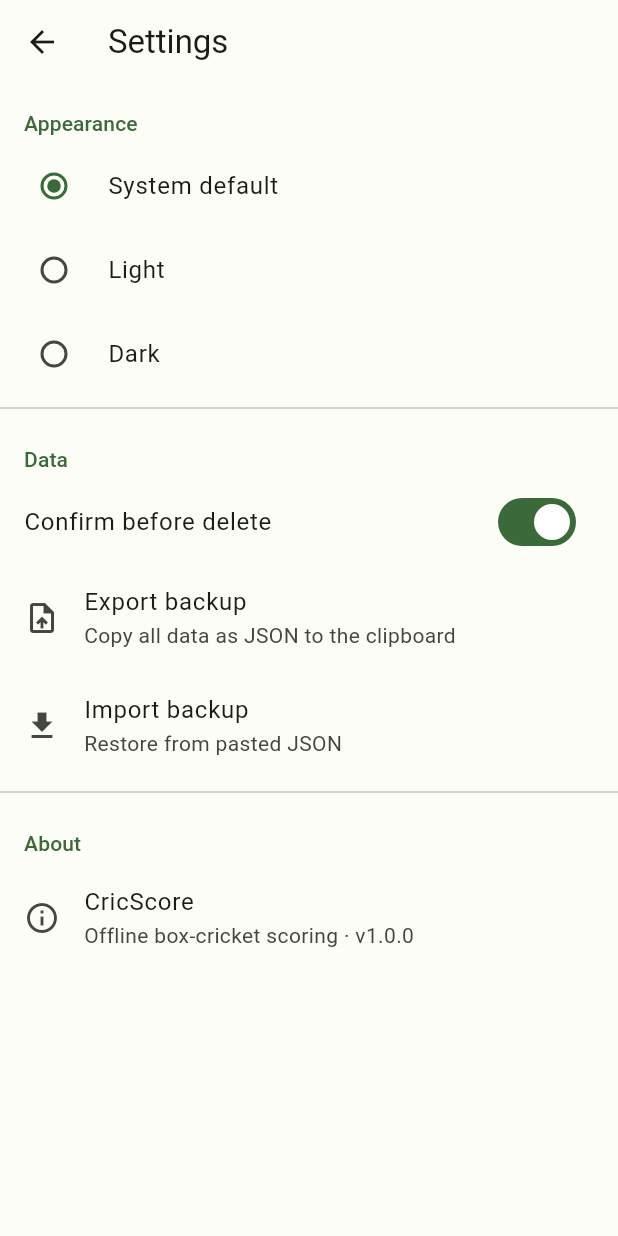
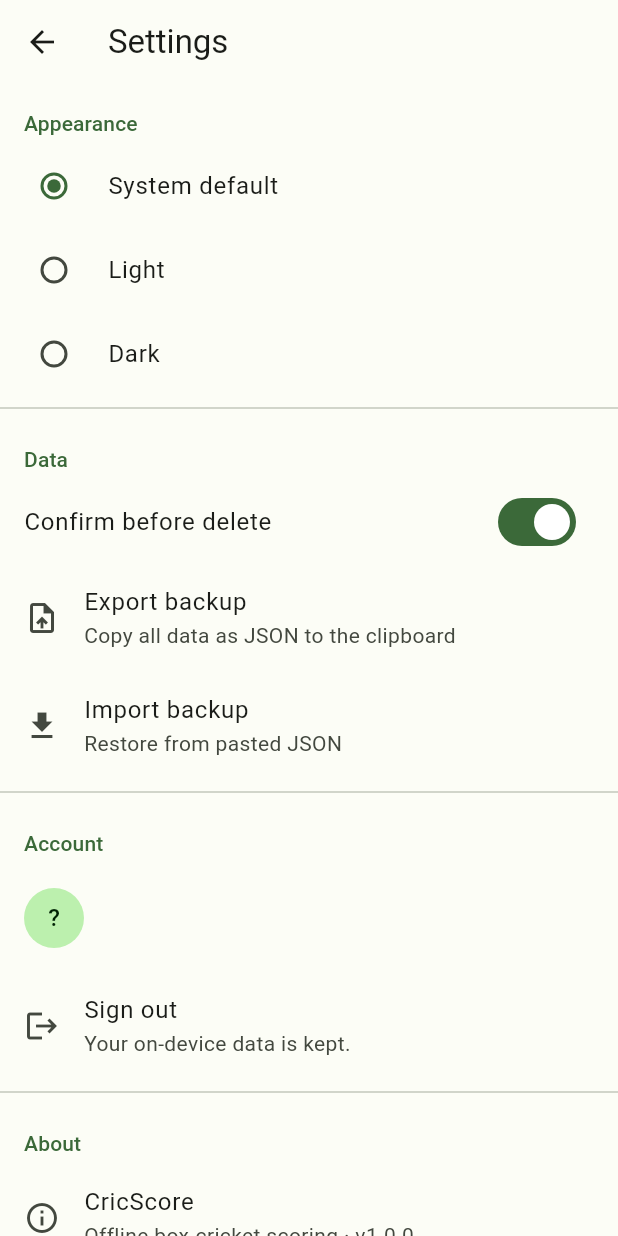
Before and after one commit to sunilkks0507/Gully-Cricket-Score, a Flutter app: the screen it shows after launch, after a tap on the "settings" icon, on a phone screen of 412 x 824 dp. Run offline on Flutter 3.47's test engine with Material 3 defaults, Android fonts, the phone set to English and light mode, and no system bars; our stand-ins replace drift, firebase_auth, firebase_core, flutter_riverpod, freezed_annotation, go_router and 2 more; accounts and stored records are empty; generated files the repository leaves out were written again.

Commit message:
Wire Firebase init and the Account section into the running app
Phase A landed the auth layer but left it unreachable: `initializeFirebase()`
was a no-op, nothing called it, and `AccountSection` was never mounted. This
connects those pieces so signing in is actually possible on Android.

- firebase_bootstrap: real `Firebase.initializeApp()`. No `firebase_options.dart`
  and no `flutterfire configure` needed — on Android and iOS the native SDK
  reads the bundled platform config file, so `options` can be omitted. This
  keeps the owner's Google login off the critical path (ADR 0002).
- main.dart: `ensureInitialized()` + `await initializeFirebase()` inside a
  try/catch. CricScore is offline-first (CLAUDE.md golden rule #3), so a
  missing or misconfigured project must never stop the app booting; the
  failure is logged and the app runs local-only, exactly as before. This is
  also what happens on web, which has no native config file.
- settings_screen: drop in `const AccountSection()` between Data and About —
  the one-line adoption the widget was written for.
- router: add the `/sign-in` route.
- .gitignore: exclude `google-services.json`, `GoogleService-Info.plist` and
  `firebase_options.dart`. The repo is public and these carry per-project API
  keys, so each developer pulls their own from the Firebase console.

Not included: the `com.google.gms.google-services` Gradle plugin. Applying it
fails the build unless `google-services.json` lists the app's own package, and
the config currently in the repo is registered for `cric.score` while the app
builds as `com.gullyscore.cricket_scoring`. Added once that mismatch is
settled.

flutter analyze clean; 172 tests pass.

Co-Authored-By: Claude Opus 5 <noreply@anthropic.com>

```diff
--- a/lib/app/router.dart
+++ b/lib/app/router.dart
@@ -1,5 +1,6 @@
 import 'package:go_router/go_router.dart';
 
+import '../features/auth/sign_in_screen.dart';
 import '../features/history/history_screen.dart';
 import '../features/home/home_screen.dart';
 import '../features/live_scoring/live_scoring_screen.dart';
@@ -86,5 +87,10 @@ final GoRouter appRouter = GoRouter(
       name: 'settings',
       builder: (c, s) => const SettingsScreen(),
     ),
+    GoRoute(
+      path: '/sign-in',
+      name: 'signIn',
+      builder: (c, s) => const SignInScreen(),
+    ),
   ],
 );
--- a/lib/data/auth/firebase_bootstrap.dart
+++ b/lib/data/auth/firebase_bootstrap.dart
@@ -1,38 +1,30 @@
 import 'package:firebase_core/firebase_core.dart';
 
-/// One-time Firebase start-up for CricScore — currently a deliberate no-op.
+/// One-time Firebase start-up for CricScore.
 ///
-/// WHY THIS IS EMPTY
-/// -----------------
-/// `Firebase.initializeApp()` needs `lib/firebase_options.dart`, which is
-/// generated by `flutterfire configure`. That command authenticates with the
-/// project owner's own Google account and must run on their machine
-/// (ADR 0002 §Consequences, `docs/12-cloud-sync-plan.md` §0), so the file does
-/// not exist in this repo yet. Importing a file that is not there would stop
-/// the whole app compiling, so every Firebase reference is kept behind this
-/// single function.
+/// HOW THIS INITIALISES WITHOUT `firebase_options.dart`
+/// ----------------------------------------------------
+/// On Android and iOS the native Firebase SDK reads the project config from the
+/// platform config file that ships inside the app bundle
+/// (`android/app/google-services.json`, `ios/Runner/GoogleService-Info.plist`),
+/// so `Firebase.initializeApp()` needs no `options` argument. That keeps
+/// `flutterfire configure` — which authenticates with the project owner's own
+/// Google account — off the critical path (ADR 0002 §Consequences).
 ///
-/// Until it is switched on, [isFirebaseInitialised] stays `false`, the auth
-/// layer reports "signed out", and the app behaves exactly as it does today:
-/// local-only, offline-first, no account required.
+/// Those config files are gitignored because the repo is public and they carry
+/// per-project API keys; each developer downloads their own from the Firebase
+/// console. See `docs/12-cloud-sync-plan.md` §0.
 ///
-/// TODO(firebase-setup): once the owner has run `flutterfire configure`,
-/// activate cloud sync by:
-///   1. adding `import '../../firebase_options.dart';` at the top of this file;
-///   2. replacing the body below with:
-///        if (Firebase.apps.isNotEmpty) return;
-///        await Firebase.initializeApp(
-///          options: DefaultFirebaseOptions.currentPlatform,
-///        );
-///   3. calling it from `lib/main.dart` before `runApp`:
-///        WidgetsFlutterBinding.ensureInitialized();
-///        await initializeFirebase();
-///      (keep it in a try/catch — a failed init must not block local scoring).
+/// On **web** there is no native config file, so this throws unless a generated
+/// `firebase_options.dart` is wired in. That is deliberate and harmless: the
+/// caller in `lib/main.dart` swallows the failure, [isFirebaseInitialised]
+/// stays `false`, the auth layer reports "signed out", and the app behaves
+/// exactly as it always has — local-only, offline-first, no account required.
 ///
-/// Nothing else in the auth stack needs to change: `FirebaseAuthService` picks
-/// up the initialised app automatically via [isFirebaseInitialised].
+/// Calling this more than once is safe.
 Future<void> initializeFirebase() async {
-  // Intentionally does nothing until `firebase_options.dart` exists.
+  if (Firebase.apps.isNotEmpty) return;
+  await Firebase.initializeApp();
 }
 
 /// Whether a Firebase app is live in this process.
--- a/lib/features/settings/settings_screen.dart
+++ b/lib/features/settings/settings_screen.dart
@@ -4,6 +4,7 @@ import 'package:flutter_riverpod/flutter_riverpod.dart';
 
 import '../../application/providers.dart';
 import '../../application/settings_provider.dart';
+import '../auth/account_section.dart';
 
 /// Settings: theme, confirm-before-delete, backup/restore, about.
 class SettingsScreen extends ConsumerWidget {
@@ -54,6 +55,8 @@ class SettingsScreen extends ConsumerWidget {
             subtitle: const Text('Restore from pasted JSON'),
             onTap: () => _import(context, ref),
           ),
+          const Divider(),
+          const AccountSection(),
           const Divider(),
           const _SectionHeader('About'),
           const ListTile(
--- a/lib/main.dart
+++ b/lib/main.dart
@@ -1,8 +1,23 @@
+import 'package:flutter/foundation.dart';
 import 'package:flutter/material.dart';
 import 'package:flutter_riverpod/flutter_riverpod.dart';
 
 import 'app/app.dart';
+import 'data/auth/firebase_bootstrap.dart';
 
-void main() {
+Future<void> main() async {
+  WidgetsFlutterBinding.ensureInitialized();
+
+  // Cloud sync is strictly additive: CricScore is offline-first and every
+  // feature works without an account (CLAUDE.md golden rule #3). A missing or
+  // misconfigured Firebase project must therefore never stop the app starting,
+  // so a failed init is logged and ignored rather than rethrown.
+  try {
+    await initializeFirebase();
+  } catch (error, stackTrace) {
+    debugPrint('Firebase init skipped — running local-only: $error');
+    if (kDebugMode) debugPrintStack(stackTrace: stackTrace);
+  }
+
   runApp(const ProviderScope(child: CricketScoringApp()));
 }
```
Also changed, not shown: 1 other file.
